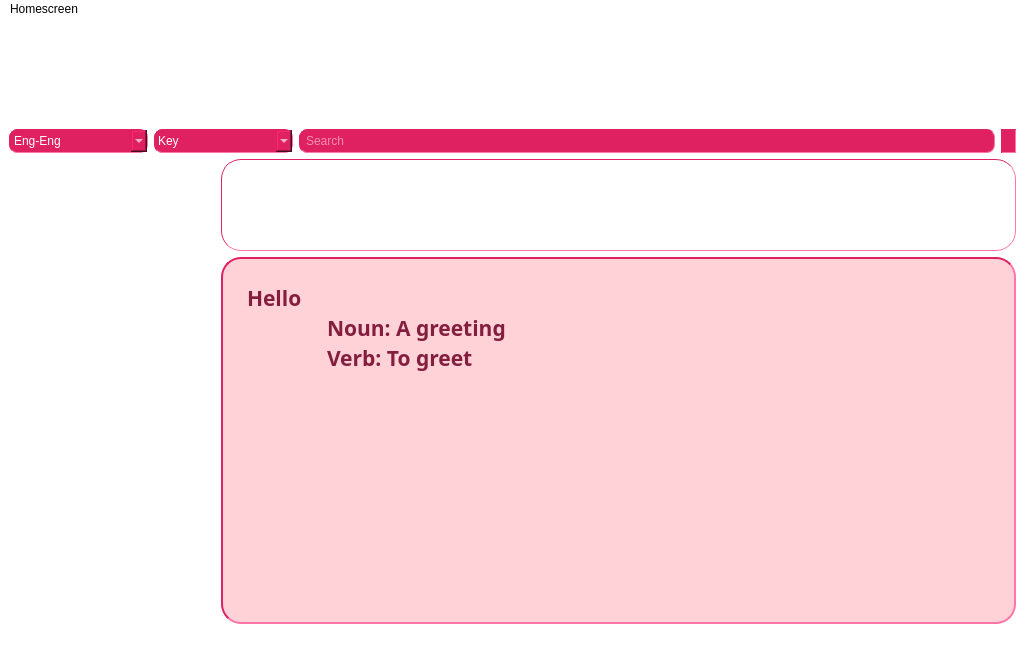
Qt form mainwindow.ui (OHonSam/CS163_Group2_Dictionary) before a commit.
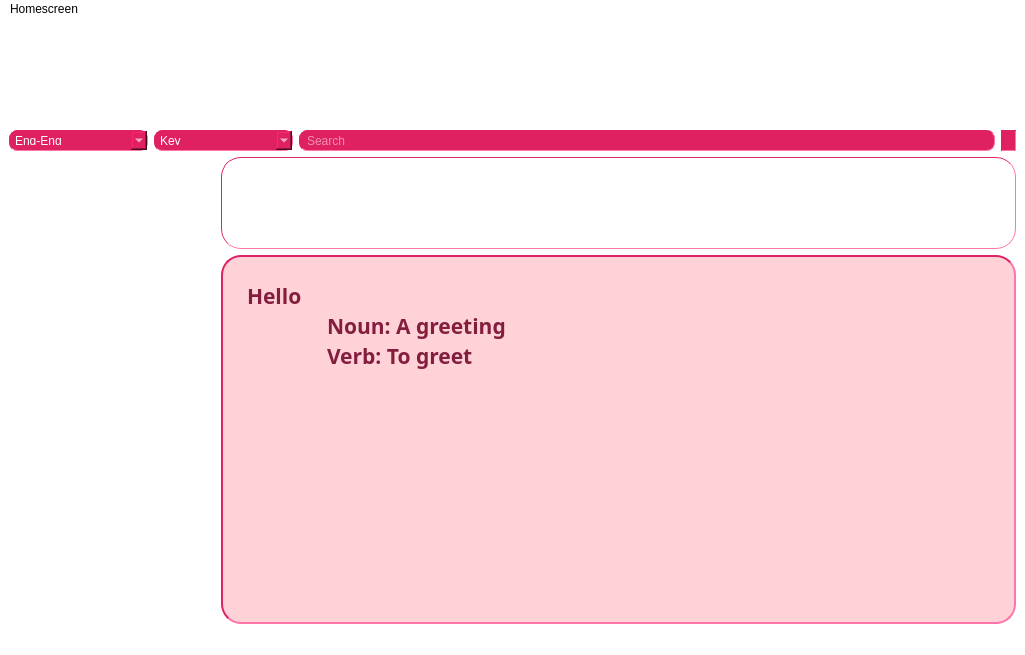
The same form after that commit. Icons and pictures are not drawn.

```diff
--- a/mainwindow.ui
+++ b/mainwindow.ui
@@ -75,7 +75,7 @@
         <item>
          <widget class="QComboBox" name="comboBox">
           <property name="sizePolicy">
-           <sizepolicy hsizetype="Preferred" vsizetype="Fixed">
+           <sizepolicy hsizetype="Ignored" vsizetype="Ignored">
             <horstretch>1</horstretch>
             <verstretch>0</verstretch>
            </sizepolicy>
@@ -87,7 +87,7 @@
            </size>
           </property>
           <property name="styleSheet">
-           <string notr="true">padding: 4px;
+           <string notr="true">padding: 5px;
 border-color: rgb(223, 34, 102);
 border-width : 1px;
 border-style:inset;
@@ -98,8 +98,7 @@
 color: white;
  selection-color: rgb(223, 34, 98);
 selection-background-color: rgb(255, 210, 215);
-font: 9pt &quot;Comfortaa&quot;;
-</string>
+font: 10pt &quot;Comfortaa&quot;;</string>
           </property>
           <item>
            <property name="text">
@@ -126,7 +125,7 @@
         <item>
          <widget class="QComboBox" name="comboBox_2">
           <property name="sizePolicy">
-           <sizepolicy hsizetype="Preferred" vsizetype="Fixed">
+           <sizepolicy hsizetype="Ignored" vsizetype="Ignored">
             <horstretch>1</horstretch>
             <verstretch>0</verstretch>
            </sizepolicy>
@@ -138,7 +137,7 @@
            </size>
           </property>
           <property name="styleSheet">
-           <string notr="true">padding: 3px;
+           <string notr="true">padding: 5px;
 border-color: rgb(223, 34, 102);
 border-width : 1px;
 border-style:inset;
@@ -149,8 +148,7 @@
 color: white;
  selection-color: rgb(223, 34, 98);
 selection-background-color: rgb(255, 210, 215);
-font: 9pt &quot;Comfortaa&quot;;
-</string>
+font: 10pt &quot;Comfortaa&quot;;</string>
           </property>
           <item>
            <property name="text">
@@ -167,7 +165,7 @@
         <item>
          <widget class="QLineEdit" name="lineEdit">
           <property name="sizePolicy">
-           <sizepolicy hsizetype="Expanding" vsizetype="Fixed">
+           <sizepolicy hsizetype="Ignored" vsizetype="Ignored">
             <horstretch>5</horstretch>
             <verstretch>0</verstretch>
            </sizepolicy>
@@ -179,7 +177,7 @@
            </size>
           </property>
           <property name="styleSheet">
-           <string notr="true">padding: 4px;
+           <string notr="true">padding: 5px;
 border-color: rgb(223, 34, 102);
 border-width : 1px;
 border-style:inset;
@@ -190,8 +188,7 @@
 color: white;
  selection-color: rgb(223, 34, 98);
 selection-background-color: rgb(255, 210, 215);
-font: 9pt &quot;Comfortaa&quot;;
-</string>
+font: 10pt &quot;Comfortaa&quot;;</string>
           </property>
           <property name="placeholderText">
            <string>Search</string>
```
Left out of the diff: 2 changed lines with no effect on the pictures.
